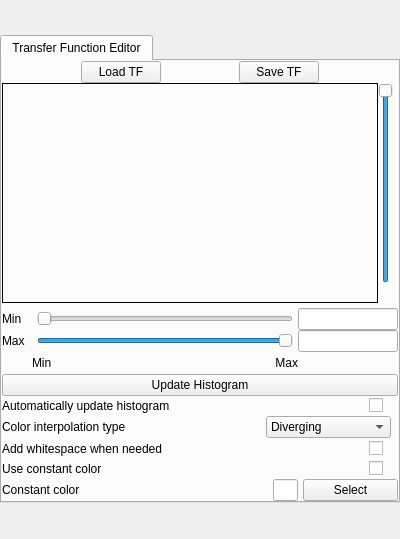
Old version of the form apps/vaporgui/TFWidgetGUI.ui in the repository StasJ/vapor-formatted.
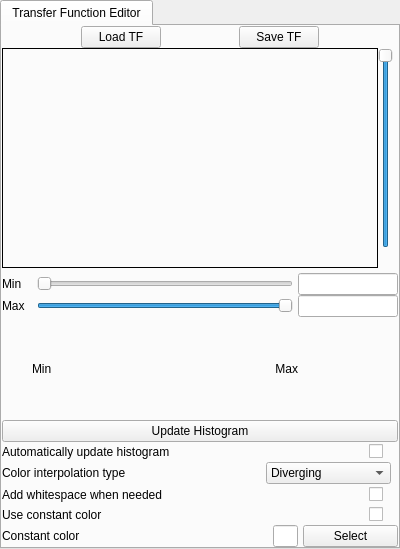
New version of the form. Custom widgets are drawn as their Qt base class.

The edit to the form file:
```diff
--- a/apps/vaporgui/TFWidgetGUI.ui
+++ b/apps/vaporgui/TFWidgetGUI.ui
@@ -7,11 +7,11 @@
     <x>0</x>
     <y>0</y>
     <width>400</width>
-    <height>539</height>
+    <height>549</height>
    </rect>
   </property>
   <property name="sizePolicy">
-   <sizepolicy hsizetype="Preferred" vsizetype="Maximum">
+   <sizepolicy hsizetype="Preferred" vsizetype="Minimum">
     <horstretch>0</horstretch>
     <verstretch>0</verstretch>
    </sizepolicy>
@@ -38,7 +38,7 @@
    <item>
     <widget class="QTabWidget" name="tabWidget">
      <property name="sizePolicy">
-      <sizepolicy hsizetype="Expanding" vsizetype="Maximum">
+      <sizepolicy hsizetype="Expanding" vsizetype="Minimum">
        <horstretch>0</horstretch>
        <verstretch>0</verstretch>
       </sizepolicy>
@@ -47,6 +47,12 @@
       <number>0</number>
      </property>
      <widget class="QWidget" name="tab">
+      <property name="sizePolicy">
+       <sizepolicy hsizetype="Preferred" vsizetype="Minimum">
+        <horstretch>0</horstretch>
+        <verstretch>0</verstretch>
+       </sizepolicy>
+      </property>
       <attribute name="title">
        <string>Transfer Function Editor</string>
       </attribute>
@@ -185,7 +191,7 @@
             <item>
              <widget class="MappingFrame" name="mappingFrame" native="true">
               <property name="sizePolicy">
-               <sizepolicy hsizetype="Preferred" vsizetype="Expanding">
+               <sizepolicy hsizetype="Preferred" vsizetype="Minimum">
                 <horstretch>0</horstretch>
                 <verstretch>0</verstretch>
                </sizepolicy>
```
